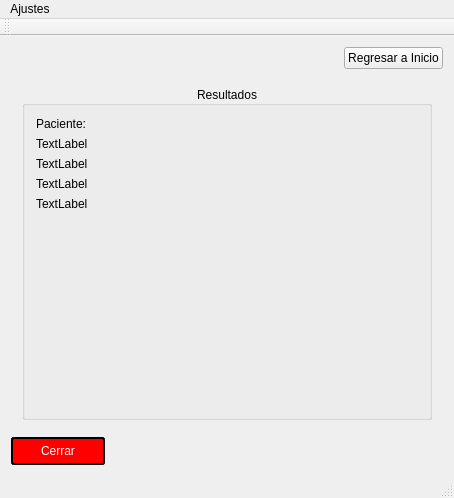
Before: the Qt Designer form mainwindow.ui in hectorda/Bio-Feedback, drawn with Qt 5.
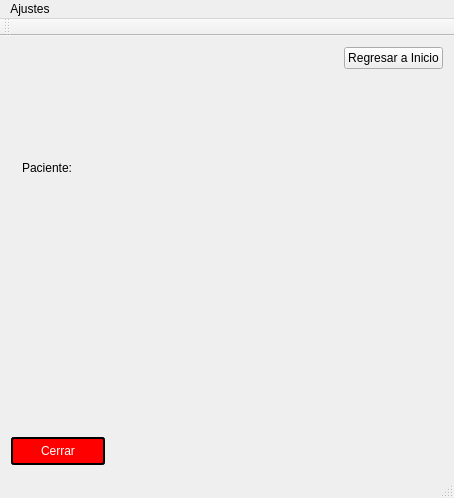
After: the same form once the commit is applied. The open tabs and pages were chosen to show the change. Icons and pictures are not drawn. Custom widgets are drawn as their Qt base class.

Commit message: Sliders de Rangos :)

```diff
--- a/mainwindow.ui
+++ b/mainwindow.ui
@@ -419,52 +419,15 @@
       <widget class="QWidget" name="widgetResults">
        <layout class="QVBoxLayout" name="verticalLayout_5">
         <item>
-         <widget class="QGroupBox" name="groupBoxResults">
-          <property name="title">
-           <string>Resultados</string>
+         <widget class="QLabel" name="labelResultsName">
+          <property name="text">
+           <string>Paciente:</string>
           </property>
-          <property name="alignment">
-           <set>Qt::AlignCenter</set>
-          </property>
-          <layout class="QFormLayout" name="formLayout">
-           <item row="0" column="0">
-            <widget class="QLabel" name="labelResultsName">
-             <property name="text">
-              <string>Paciente:</string>
-             </property>
-            </widget>
-           </item>
-           <item row="1" column="0">
-            <widget class="QLabel" name="labelQ1">
-             <property name="text">
-              <string>TextLabel</string>
-             </property>
-            </widget>
-           </item>
-           <item row="2" column="0">
-            <widget class="QLabel" name="labelQ2">
-             <property name="text">
-              <string>TextLabel</string>
-             </property>
-            </widget>
-           </item>
-           <item row="3" column="0">
-            <widget class="QLabel" name="labelQ3">
-             <property name="text">
-              <string>TextLabel</string>
-             </property>
-            </widget>
-           </item>
-           <item row="4" column="0">
-            <widget class="QLabel" name="labelQ4">
-             <property name="text">
-              <string>TextLabel</string>
-             </property>
-            </widget>
-           </item>
-          </layout>
          </widget>
         </item>
+        <item>
+         <widget class="QCustomPlot" name="qCustomPlotResults" native="true"/>
+        </item>
        </layout>
       </widget>
      </widget>
```
Left out of the diff: 36 changed lines with no effect on the pictures. The commit also changes 4 other files.
